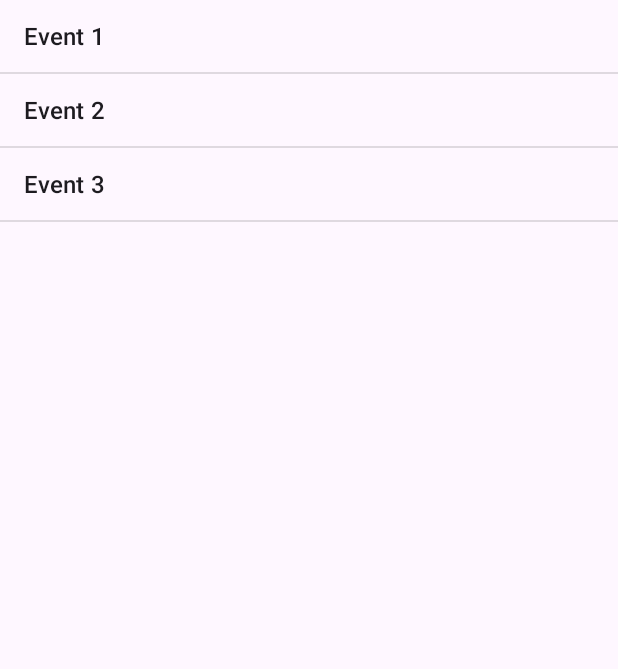
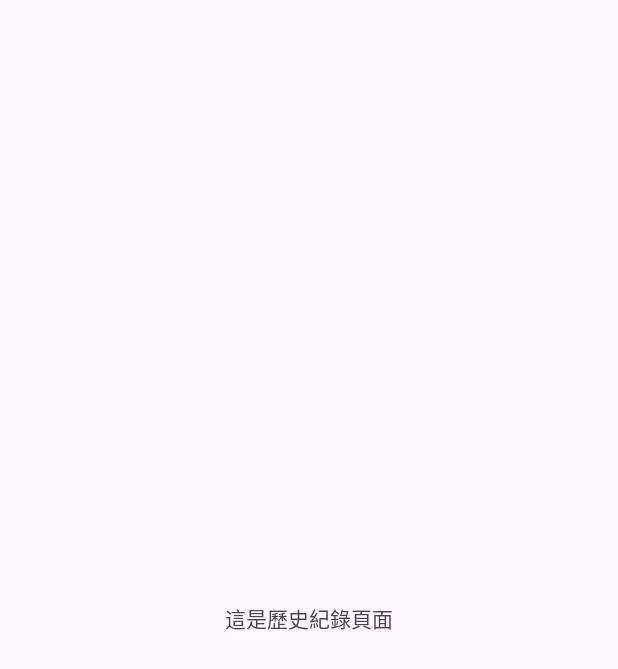
Before and after one commit to forgefkcode/AI_volleyball_project, an Android app: the HistoryActivity screen opened directly, with no data from a screen before it, on a phone screen of 412 x 824 dp. Shown: the top 669 px of the screen. Run offline under Robolectric (Android 15) with nearby library versions, the light colour scheme and no system bars.

```diff
--- a/app/src/main/java/com/example/volleyball_project/HistoryActivity.kt
+++ b/app/src/main/java/com/example/volleyball_project/HistoryActivity.kt
@@ -2,20 +2,13 @@ package com.example.volleyball_project
 
 import android.os.Bundle
 import androidx.appcompat.app.AppCompatActivity
-import android.widget.ArrayAdapter
-import android.widget.ListView
 
 class HistoryActivity : AppCompatActivity() {
-
-    private lateinit var listView: ListView
-    private var historyList = listOf("Event 1", "Event 2", "Event 3")  // 示例数据
 
     override fun onCreate(savedInstanceState: Bundle?) {
         super.onCreate(savedInstanceState)
         setContentView(R.layout.activity_history)
 
-        listView = findViewById(R.id.listViewHistory)
-        val adapter = ArrayAdapter(this, android.R.layout.simple_list_item_1, historyList)
-        listView.adapter = adapter
+        // 這裡將來可以加上顯示歷史紀錄的具體實作
     }
 }
--- a/app/src/main/res/layout/activity_history.xml
+++ b/app/src/main/res/layout/activity_history.xml
@@ -1,14 +1,11 @@
 <?xml version="1.0" encoding="utf-8"?>
-<LinearLayout xmlns:android="http://schemas.android.com/apk/res/android"
-    xmlns:app="http://schemas.android.com/apk/res-auto"
-    xmlns:tools="http://schemas.android.com/tools"
+<RelativeLayout xmlns:android="http://schemas.android.com/apk/res/android"
     android:layout_width="match_parent"
-    android:layout_height="match_parent"
-    android:orientation="vertical"
-    tools:context=".HistoryActivity">
+    android:layout_height="match_parent">
 
-    <ListView
-        android:id="@+id/listViewHistory"
-        android:layout_width="match_parent"
-        android:layout_height="match_parent" />
-</LinearLayout>
+    <TextView
+        android:layout_width="wrap_content"
+        android:layout_height="wrap_content"
+        android:text="這是歷史紀錄頁面"
+        android:layout_centerInParent="true"/>
+</RelativeLayout>
```
Also changed, not shown: app/src/main/AndroidManifest.xml (+16 -13 lines), app/src/main/java/com/example/volleyball_project/MainActivity.kt (+9 -2 lines), app/src/main/res/layout/activity_main.xml (+13 -5 lines).
